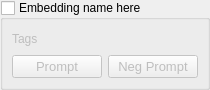
Before: the Qt Designer form src/airunner/widgets/embeddings/templates/embedding.ui in Capsize-Games/airunner, drawn with Qt 5.
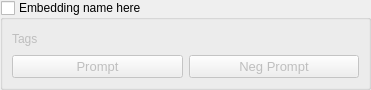
After: the same form once the commit is applied.

```diff
--- a/src/airunner/widgets/embeddings/templates/embedding.ui
+++ b/src/airunner/widgets/embeddings/templates/embedding.ui
@@ -6,7 +6,7 @@
    <rect>
     <x>0</x>
     <y>0</y>
-    <width>210</width>
+    <width>371</width>
     <height>90</height>
    </rect>
   </property>
```
Left out of the diff: 29 changed lines with no effect on the pictures.
